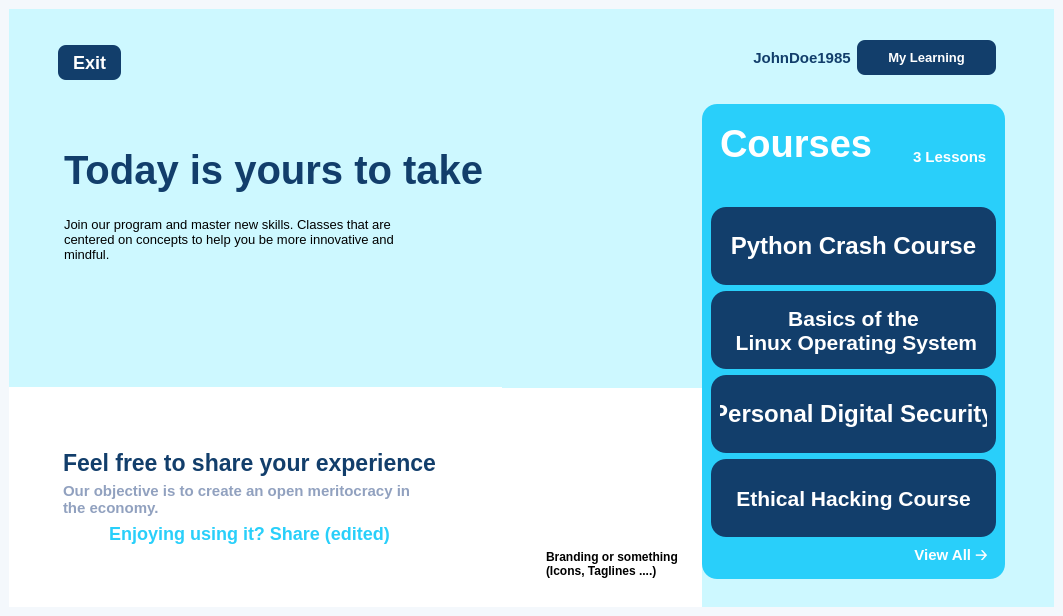
Old version of the form xedu/ui/landing_page.ui in the repository Project-K-Official/kavach-studyblu.
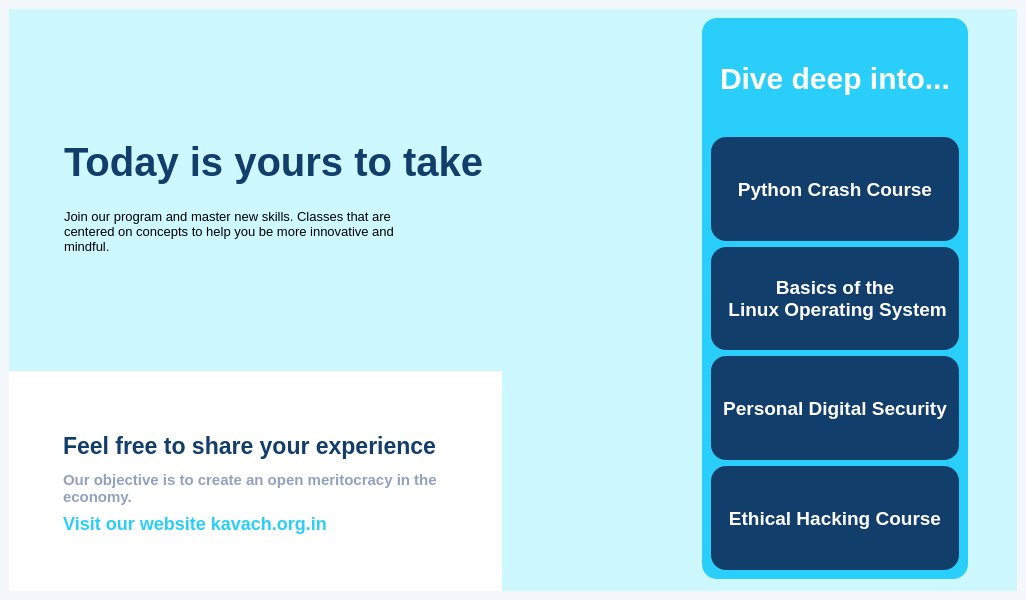
New version of the form. Icons and pictures are not drawn.

Patch:
```diff
--- a/xedu/ui/landing_page.ui
+++ b/xedu/ui/landing_page.ui
@@ -6,8 +6,8 @@
    <rect>
     <x>0</x>
     <y>0</y>
-    <width>1063</width>
-    <height>616</height>
+    <width>1016</width>
+    <height>600</height>
    </rect>
   </property>
   <property name="minimumSize">
@@ -108,11 +108,11 @@
              <property name="leftMargin">
               <number>40</number>
              </property>
-             <item>
+             <item alignment="Qt::AlignLeft">
               <widget class="QFrame" name="frame_11">
                <property name="minimumSize">
                 <size>
-                 <width>0</width>
+                 <width>200</width>
                  <height>70</height>
                 </size>
                </property>
@@ -131,55 +131,7 @@
                <property name="frameShadow">
                 <enum>QFrame::Raised</enum>
                </property>
-               <layout class="QHBoxLayout" name="horizontalLayout_5">
-                <item>
-                 <widget class="QPushButton" name="pushButton_7">
-                  <property name="minimumSize">
-                   <size>
-                    <width>0</width>
-                    <height>35</height>
-                   </size>
-                  </property>
-                  <property name="styleSheet">
-                   <string notr="true">QPushButton{
-background-color: rgb(18, 62, 107);
-color: rgb(255, 255, 255);
-font-size: 18px;
-border-radius: 8px;
-font-weight:bold
-}
-
-QPushButton:hover{
-	background-color: rgb(234, 0, 0);
-	color:rgb(255, 255, 255);
-}
-
-QPushButton:pressed{	
-	background-color: rgb(149, 0, 0);		
-	color: rgb(255, 255, 255);
-}
-
-</string>
-                  </property>
-                  <property name="text">
-                   <string>   Exit   </string>
-                  </property>
-                 </widget>
-                </item>
-                <item>
-                 <spacer name="horizontalSpacer">
-                  <property name="orientation">
-                   <enum>Qt::Horizontal</enum>
-                  </property>
-                  <property name="sizeHint" stdset="0">
-                   <size>
-                    <width>40</width>
-                    <height>20</height>
-                   </size>
-                  </property>
-                 </spacer>
-                </item>
-               </layout>
+               <layout class="QHBoxLayout" name="horizontalLayout_5"/>
               </widget>
              </item>
              <item alignment="Qt::AlignLeft|Qt::AlignVCenter">
@@ -313,12 +265,15 @@
             <property name="lineWidth">
              <number>0</number>
             </property>
-            <layout class="QVBoxLayout" name="verticalLayout_5">
-             <property name="spacing">
-              <number>0</number>
-             </property>
-             <item alignment="Qt::AlignLeft|Qt::AlignVCenter">
               <widget class="QFrame" name="frame_26">
+             <property name="geometry">
+              <rect>
+               <x>9</x>
+               <y>47</y>
+               <width>500</width>
+               <height>125</height>
+              </rect>
+             </property>
                <property name="styleSheet">
                 <string notr="true">border:0;</string>
                </property>
@@ -367,7 +322,7 @@
                   </property>
                  </widget>
                 </item>
-                <item>
+              <item alignment="Qt::AlignLeft">
                  <widget class="QPushButton" name="pushButton_8">
                   <property name="cursor">
                    <cursorShape>PointingHandCursor</cursorShape>
@@ -382,14 +337,12 @@
 border-radius: 2px</string>
                   </property>
                   <property name="text">
-                   <string>Enjoying using it? Share (edited)</string>
+                 <string>Visit our website kavach.org.in</string>
                   </property>
                  </widget>
                 </item>
                </layout>
               </widget>
-             </item>
-            </layout>
            </widget>
           </item>
          </layout>
@@ -473,6 +426,12 @@
              </item>
              <item>
               <widget class="QFrame" name="frame_18">
+               <property name="maximumSize">
+                <size>
+                 <width>16777215</width>
+                 <height>300</height>
+                </size>
+               </property>
                <property name="styleSheet">
                 <string notr="true">image: url(media/mascot.svg);
 border:0;</string>
@@ -503,7 +462,7 @@
                 <bool>false</bool>
                </property>
                <property name="styleSheet">
-                <string notr="true">background-color: rgb(255, 255, 255);
+                <string notr="true">/*background-color: rgb(255, 255, 255);*/
 border:0;</string>
                </property>
                <property name="frameShape">
@@ -530,23 +489,7 @@
                   <property name="frameShadow">
                    <enum>QFrame::Raised</enum>
                   </property>
-                  <layout class="QVBoxLayout" name="verticalLayout_8">
-                   <property name="leftMargin">
-                    <number>35</number>
-                   </property>
-                   <item alignment="Qt::AlignLeft|Qt::AlignBottom">
-                    <widget class="QLabel" name="label_10">
-                     <property name="styleSheet">
-                      <string notr="true">font-weight: bold;
-border-radius: 2px</string>
-                     </property>
-                     <property name="text">
-                      <string>Branding or something
-(Icons, Taglines ....)</string>
-                     </property>
-                     <property name="wordWrap">
-                      <bool>false</bool>
-                     </property>
+                  <layout class="QHBoxLayout" name="horizontalLayout_10"/>
                     </widget>
                    </item>
                   </layout>
@@ -555,10 +498,7 @@
                </layout>
               </widget>
              </item>
-            </layout>
-           </widget>
-          </item>
-          <item>
+          <item alignment="Qt::AlignRight">
            <widget class="QFrame" name="frame_6">
             <property name="minimumSize">
              <size>
@@ -582,84 +522,6 @@
              <property name="bottomMargin">
               <number>30</number>
              </property>
-             <item>
-              <widget class="QFrame" name="frame_15">
-               <property name="minimumSize">
-                <size>
-                 <width>0</width>
-                 <height>0</height>
-                </size>
-               </property>
-               <property name="maximumSize">
-                <size>
-                 <width>16777215</width>
-                 <height>100</height>
-                </size>
-               </property>
-               <property name="styleSheet">
-                <string notr="true">border:0;</string>
-               </property>
-               <property name="frameShape">
-                <enum>QFrame::StyledPanel</enum>
-               </property>
-               <property name="frameShadow">
-                <enum>QFrame::Raised</enum>
-               </property>
-               <layout class="QHBoxLayout" name="horizontalLayout_4">
-                <item alignment="Qt::AlignRight">
-                 <widget class="QPushButton" name="pushButton_3">
-                  <property name="minimumSize">
-                   <size>
-                    <width>0</width>
-                    <height>0</height>
-                   </size>
-                  </property>
-                  <property name="maximumSize">
-                   <size>
-                    <width>16777215</width>
-                    <height>16777215</height>
-                   </size>
-                  </property>
-                  <property name="styleSheet">
-                   <string notr="true">font-size: 15px;
-color: rgb(18, 62, 107);
-font-weight: bold;
-border-radius: 2px</string>
-                  </property>
-                  <property name="text">
-                   <string>JohnDoe1985</string>
-                  </property>
-                 </widget>
-                </item>
-                <item>
-                 <widget class="QPushButton" name="pushButton_2">
-                  <property name="minimumSize">
-                   <size>
-                    <width>0</width>
-                    <height>35</height>
-                   </size>
-                  </property>
-                  <property name="maximumSize">
-                   <size>
-                    <width>200</width>
-                    <height>16777215</height>
-                   </size>
-                  </property>
-                  <property name="styleSheet">
-                   <string notr="true">background-color: rgb(18, 62, 107);
-color: rgb(255, 255, 255);
-font-size: 13px;
-border-radius: 8px;
-font-weight:bold</string>
-                  </property>
-                  <property name="text">
-                   <string>      My Learning      </string>
-                  </property>
-                 </widget>
-                </item>
-               </layout>
-              </widget>
-             </item>
              <item>
               <widget class="QFrame" name="frame_16">
                <property name="minimumSize">
@@ -670,7 +532,7 @@
                </property>
                <property name="maximumSize">
                 <size>
-                 <width>16777215</width>
+                 <width>350</width>
                  <height>16777215</height>
                 </size>
                </property>
@@ -706,31 +568,10 @@
                      <property name="styleSheet">
                       <string notr="true">color:rgb(255,255,255);
  font-weight:bold;
-font-size:38px</string>
+font-size:30px;</string>
                      </property>
                      <property name="text">
-                      <string>Courses</string>
-                     </property>
-                    </widget>
-                   </item>
-                   <item alignment="Qt::AlignRight|Qt::AlignBottom">
-                    <widget class="QLabel" name="label_4">
-                     <property name="maximumSize">
-                      <size>
-                       <width>300</width>
-                       <height>16777215</height>
-                      </size>
-                     </property>
-                     <property name="cursor">
-                      <cursorShape>ArrowCursor</cursorShape>
-                     </property>
-                     <property name="styleSheet">
-                      <string notr="true">color:rgb(255,255,255);
- font-weight:bold;
-font-size:15px;</string>
-                     </property>
-                     <property name="text">
-                      <string>3 Lessons</string>
+                      <string>Dive deep into...</string>
                      </property>
                     </widget>
                    </item>
@@ -759,7 +600,7 @@
                      </property>
                      <property name="font">
                       <font>
-                       <pointsize>18</pointsize>
+                       <pointsize>14</pointsize>
                        <bold>true</bold>
                       </font>
                      </property>
@@ -769,6 +610,8 @@
                      <property name="styleSheet">
                       <string notr="true">QPushButton{
 color: rgb(255, 255, 255);
+background:transparent;
+image:None;
 }
 
 QPushButton:hover{
@@ -809,7 +652,7 @@
                      </property>
                      <property name="font">
                       <font>
-                       <pointsize>16</pointsize>
+                       <pointsize>14</pointsize>
                        <bold>true</bold>
                       </font>
                      </property>
@@ -819,6 +662,8 @@
                      <property name="styleSheet">
                       <string notr="true">QPushButton{
 color: rgb(255, 255, 255);
+background:transparent;
+image:None;
 }
 
 QPushButton:hover{
@@ -840,6 +685,12 @@
                 </item>
                 <item>
                  <widget class="QFrame" name="frame_20">
+                  <property name="minimumSize">
+                   <size>
+                    <width>200</width>
+                    <height>0</height>
+                   </size>
+                  </property>
                   <property name="styleSheet">
                    <string notr="true">background-color: rgb(18, 62, 107);</string>
                   </property>
@@ -860,7 +711,7 @@
                      </property>
                      <property name="font">
                       <font>
-                       <pointsize>18</pointsize>
+                       <pointsize>14</pointsize>
                        <bold>true</bold>
                       </font>
                      </property>
@@ -870,6 +721,8 @@
                      <property name="styleSheet">
                       <string notr="true">QPushButton{
 color: rgb(255, 255, 255);
+background:transparent;
+image:None;
 }
 
 QPushButton:hover{
@@ -910,7 +763,7 @@
                      </property>
                      <property name="font">
                       <font>
-                       <pointsize>16</pointsize>
+                       <pointsize>14</pointsize>
                        <bold>true</bold>
                       </font>
                      </property>
@@ -920,6 +773,8 @@
                      <property name="styleSheet">
                       <string notr="true">QPushButton{
 color: rgb(255, 255, 255);
+background:transparent;
+image:None;
 }
 
 QPushButton:hover{
@@ -938,60 +793,6 @@
                   </layout>
                  </widget>
                 </item>
-                <item>
-                 <widget class="QFrame" name="frame_12">
-                  <property name="maximumSize">
-                   <size>
-                    <width>16777215</width>
-                    <height>30</height>
-                   </size>
-                  </property>
-                  <property name="styleSheet">
-                   <string notr="true">border:0;</string>
-                  </property>
-                  <property name="frameShape">
-                   <enum>QFrame::StyledPanel</enum>
-                  </property>
-                  <property name="frameShadow">
-                   <enum>QFrame::Raised</enum>
-                  </property>
-                  <layout class="QGridLayout" name="gridLayout_2">
-                   <property name="leftMargin">
-                    <number>0</number>
-                   </property>
-                   <property name="topMargin">
-                    <number>0</number>
-                   </property>
-                   <property name="rightMargin">
-                    <number>0</number>
-                   </property>
-                   <property name="bottomMargin">
-                    <number>0</number>
-                   </property>
-                   <property name="spacing">
-                    <number>0</number>
-                   </property>
-                   <item row="0" column="0" alignment="Qt::AlignRight|Qt::AlignTop">
-                    <widget class="QLabel" name="label_9">
-                     <property name="minimumSize">
-                      <size>
-                       <width>0</width>
-                       <height>10</height>
-                      </size>
-                     </property>
-                     <property name="styleSheet">
-                      <string notr="true">color:rgb(255,255,255);
- font-weight:bold;
-font-size:15px</string>
-                     </property>
-                     <property name="text">
-                      <string>   View All 🡢  </string>
-                     </property>
-                    </widget>
-                   </item>
-                  </layout>
-                 </widget>
-                </item>
                </layout>
               </widget>
              </item>
```
Left out of the diff: 21 changed lines with no effect on the pictures. Lines whose indentation alone changed are shown as unchanged.
